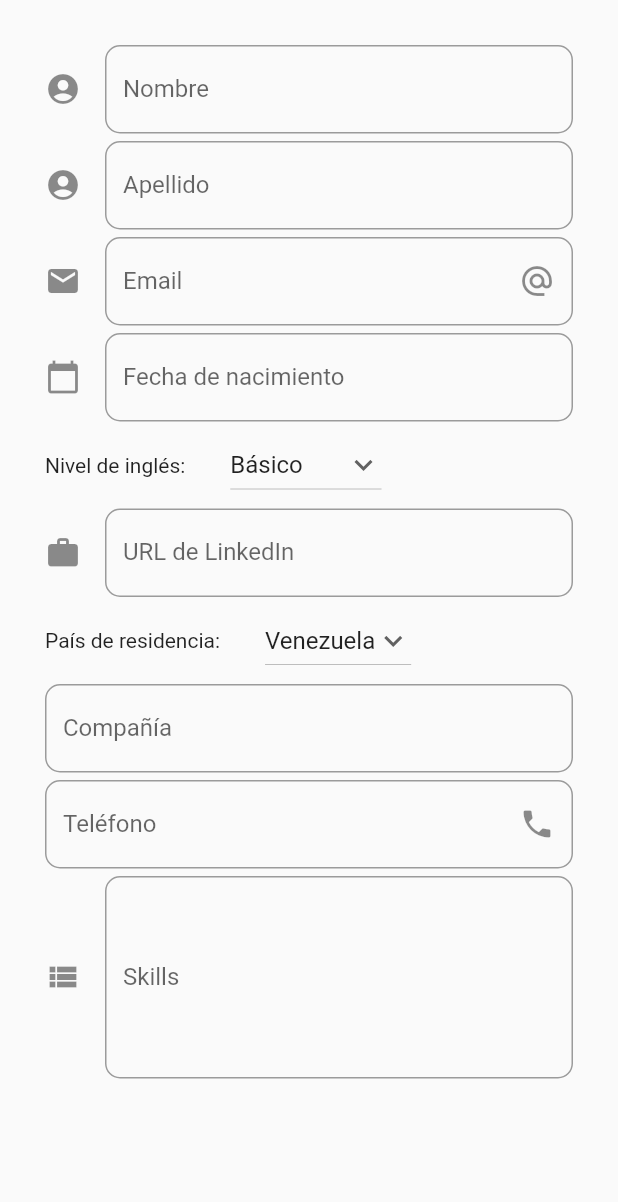
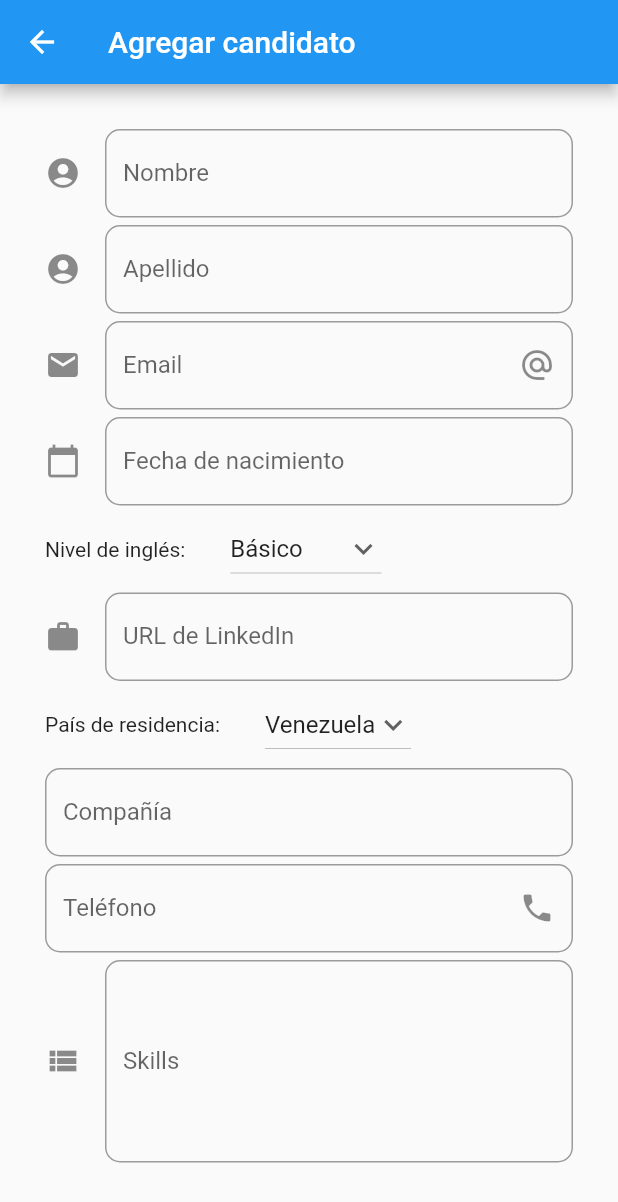
Before and after one commit to golomanos/RRHHassistant, a Flutter app: the screen it shows after launch, after a tap on the "add" icon, on a phone screen of 412 x 824 dp. Shown: the top 1202 px of the screen. Run offline on Flutter 3.47's test engine with Material 2 defaults, Android fonts, the phone set to English and light mode, and no system bars; our stand-ins replace sqflite; accounts and stored records are empty.

Commit message:
movido el boton del home a donde debe ir

```diff
--- a/lib/src/pages/add_candidate.dart
+++ b/lib/src/pages/add_candidate.dart
@@ -26,6 +26,9 @@ class _AddCandidatePageState extends State<AddCandidatePage> {
   @override
   Widget build(BuildContext context) {
     return Scaffold(
+      appBar: AppBar(
+        title: Text('Agregar candidato'),
+      ),
       body: SafeArea(
           child: ListView(
         padding: EdgeInsets.symmetric(horizontal: 30.0, vertical: 30.0),
--- a/lib/src/pages/home_page.dart
+++ b/lib/src/pages/home_page.dart
@@ -6,6 +6,13 @@ class HomePage extends StatelessWidget {
   @override
   Widget build(BuildContext context) {
     return Scaffold(
+      floatingActionButtonLocation: FloatingActionButtonLocation.endFloat,
+      floatingActionButton: FloatingActionButton(
+        onPressed: () {
+          Navigator.pushNamed(context, 'candidate');
+        },
+        child: Icon(Icons.add),
+      ),
       appBar: AppBar(
           title: Text(
         'Nuevo Candidato',
@@ -15,12 +22,6 @@ class HomePage extends StatelessWidget {
         child: Column(
           children: <Widget>[
             Text('Pagina Principal'),
-            FloatingActionButton(
-              onPressed: () {
-                Navigator.pushNamed(context, 'candidate');
-              },
-              child: Icon(Icons.add),
-            )
           ],
         ),
       ),
```
